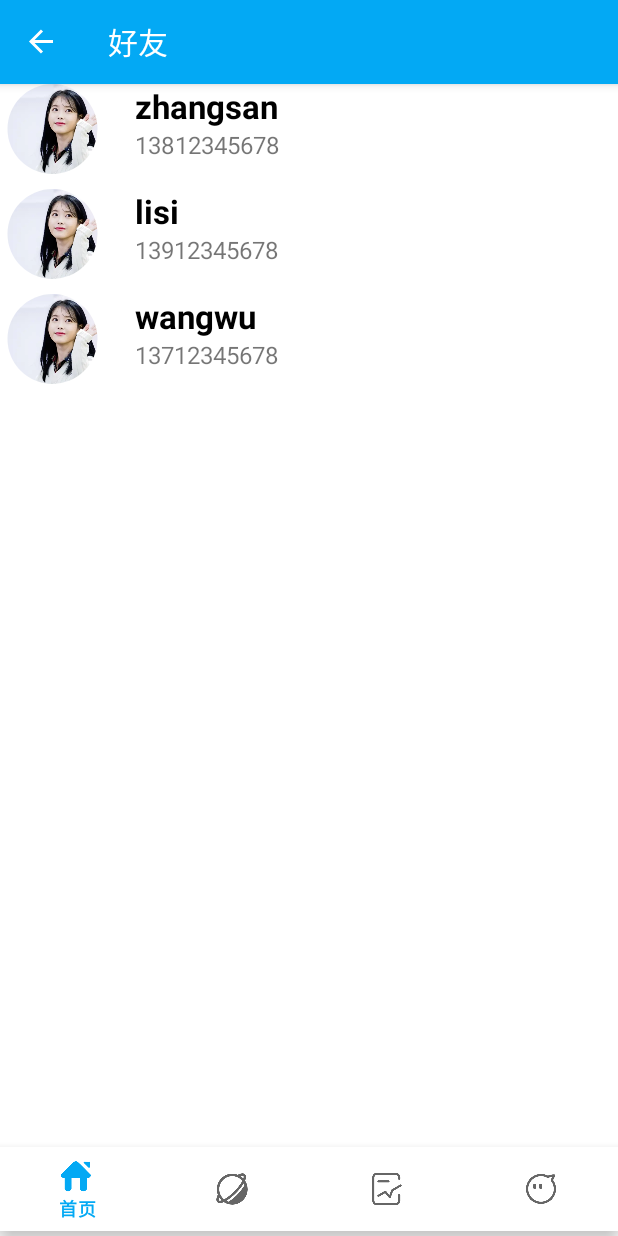
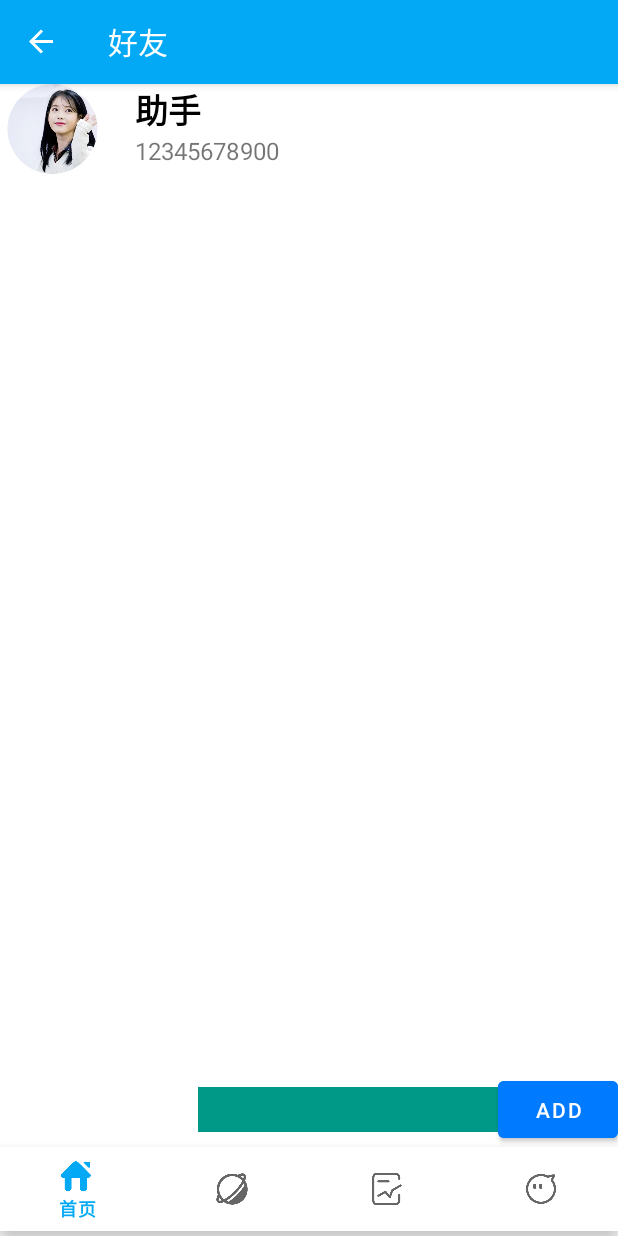
Before and after one commit to chase-wjj/Android-app, an Android app: the FriendFragment screen opened through its navigation route, on a phone screen of 412 x 824 dp. Run offline under Robolectric (Android 15) with nearby library versions, the phone set to English and light mode, and no system bars; our stand-ins replace CircleImageView, navigation-ui.

Commit message:
add add friends

```diff
--- a/wwwork/app/src/main/java/org/tsinghua/todoapp/FriendFragment.java
+++ b/wwwork/app/src/main/java/org/tsinghua/todoapp/FriendFragment.java
@@ -1,14 +1,22 @@
 package org.tsinghua.todoapp;
 
+import android.content.Context;
 import android.content.Intent;
+import android.content.SharedPreferences;
 import android.os.Bundle;
+import android.text.TextUtils;
 import android.view.LayoutInflater;
 import android.view.View;
 import android.view.ViewGroup;
 import android.widget.AdapterView;
+import android.widget.Button;
+import android.widget.EditText;
 import android.widget.ListView;
 
 import androidx.fragment.app.Fragment;
+
+import com.google.gson.Gson;
+import com.google.gson.reflect.TypeToken;
 
 import java.util.ArrayList;
 import java.util.List;
@@ -16,18 +24,16 @@ import java.util.List;
 
 public class FriendFragment extends Fragment {
     private List<Friend> friendList = new ArrayList<Friend>();
-
     @Override
     public View onCreateView(LayoutInflater inflater, ViewGroup container,
                              Bundle savedInstanceState) {
         View view = inflater.inflate(R.layout.fragment_friend, container, false);
-
         initFriendList();
-
         FriendAdapter adapter = new FriendAdapter(getActivity(), friendList);
         ListView friendListView = (ListView) view.findViewById(R.id.friend_list);
+        EditText addFriendEditText = view.findViewById(R.id.add_friend_edittext);
+        Button addButton = view.findViewById(R.id.add_friend_button);
         friendListView.setAdapter(adapter);
-
         friendListView.setOnItemClickListener(new AdapterView.OnItemClickListener() {
             @Override
             public void onItemClick(AdapterView<?> parent, View view, int position, long id) {
@@ -41,17 +47,36 @@ public class FriendFragment extends Fragment {
             }
         });
 
+        addButton.setOnClickListener(new View.OnClickListener() {
+            @Override
+            public void onClick(View v) {
+                String name = addFriendEditText.getText().toString().trim(); // 获取输入框中的文本
+                if (!TextUtils.isEmpty(name)) { // 如果文本不为空
+                    Friend friend = new Friend(name, "11223344556", R.drawable.person); // 创建新的好友对象
+                    friendList.add(friend); // 将好友对象添加到列表末尾
+                    adapter.notifyDataSetChanged(); // 通知适配器数据已更改
+                }
+                addFriendEditText.setText(""); // 清空输入框
+            }
+        });
+
         return view;
 
     }
 
+
     private void initFriendList() {
-        Friend friend1 = new Friend("zhangsan", "13812345678", R.drawable.person);
-        friendList.add(friend1);
-        Friend friend2 = new Friend("lisi", "13912345678", R.drawable.person);
-        friendList.add(friend2);
-        Friend friend3 = new Friend("wangwu", "13712345678", R.drawable.person);
-        friendList.add(friend3);
+        boolean hasAssistant = false;
+        for (Friend friend : friendList) {
+            if (friend.getName().equals("助手")) {
+                hasAssistant = true;
+                break;
+            }
+        }
+        if (!hasAssistant) {
+            Friend friend1 = new Friend("助手", "12345678900", R.drawable.person);
+            friendList.add(friend1);
+        }
     }
 
 }
--- a/wwwork/app/src/main/res/layout/fragment_friend.xml
+++ b/wwwork/app/src/main/res/layout/fragment_friend.xml
@@ -1,15 +1,33 @@
-<?xml version="1.0" encoding="utf-8"?>
-<LinearLayout xmlns:android="http://schemas.android.com/apk/res/android"
+<RelativeLayout
+    xmlns:android="http://schemas.android.com/apk/res/android"
     android:layout_width="match_parent"
-    android:layout_height="match_parent"
-    android:orientation="vertical" >
+    android:layout_height="match_parent">
 
     <ListView
         android:id="@+id/friend_list"
         android:layout_width="match_parent"
         android:layout_height="match_parent"
         android:divider="@android:color/transparent"
-        android:dividerHeight="10dp">
-    </ListView>
+        android:dividerHeight="10dp" />
 
-</LinearLayout>
+    <EditText
+        android:id="@+id/add_friend_edittext"
+        android:layout_width="200dp"
+        android:layout_height="30dp"
+        android:layout_alignParentBottom="true"
+        android:layout_marginBottom="10dp"
+        android:layout_toStartOf="@+id/add_friend_button"
+        android:background="#009988"
+        android:maxLength="20"
+        android:textColor="#ffffff" />
+
+    <Button
+        android:id="@+id/add_friend_button"
+        android:layout_width="80dp"
+        android:layout_height="50dp"
+        android:layout_alignParentEnd="true"
+        android:layout_alignParentBottom="true"
+        android:backgroundTint="#007aff"
+        android:text="ADD" />
+
+</RelativeLayout>
```
